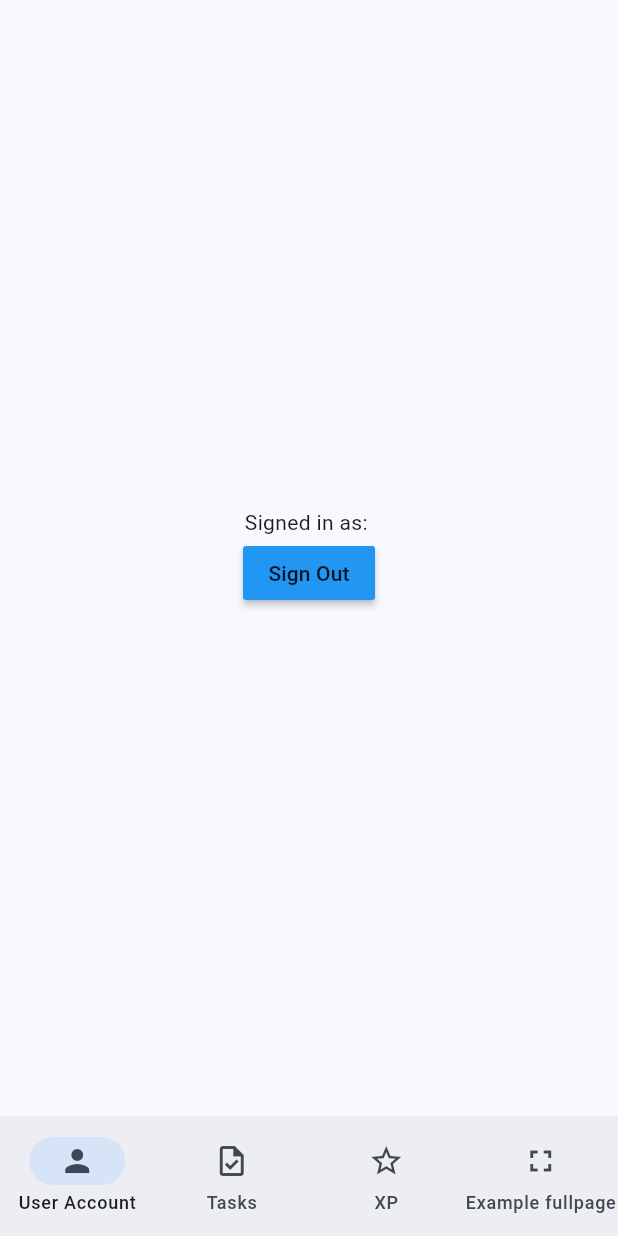
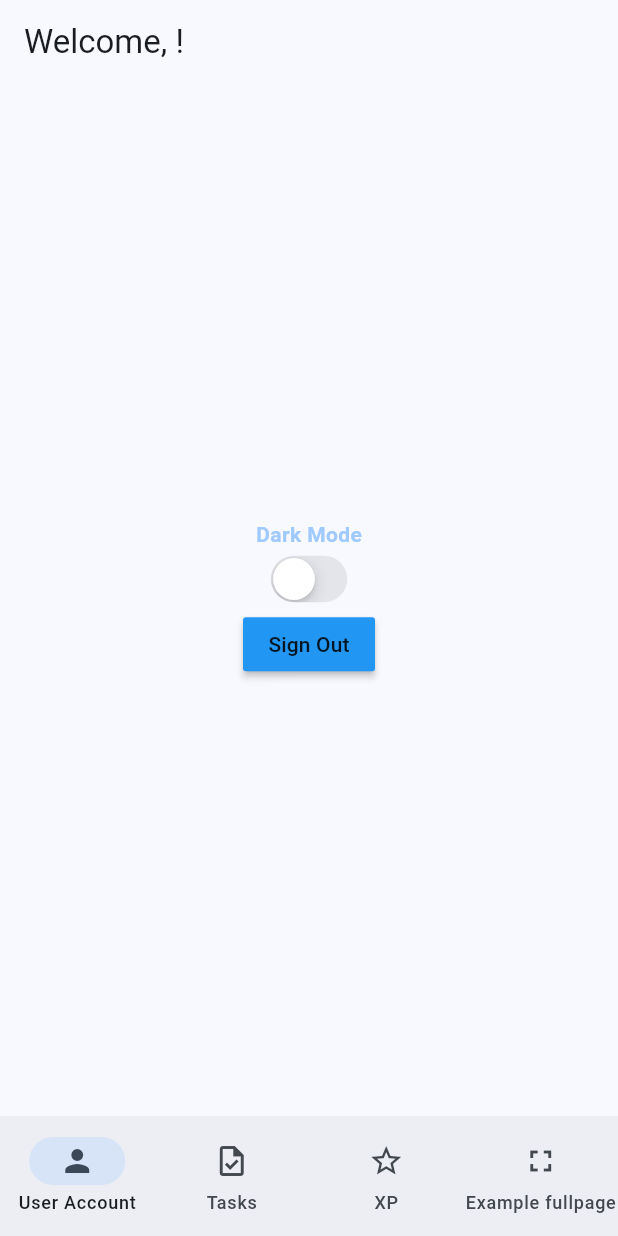
Before and after one commit to nanamid/CS425_Team45, a Flutter app: the screen it shows once a user with an empty profile is signed in, on a phone screen of 412 x 824 dp. Run offline on Flutter 3.47's test engine with Material 3 defaults, Android fonts, the phone set to English and light mode, and no system bars; our stand-ins replace firebase_auth, firebase_core, flutter_slidable, google_fonts, hive, hive_flutter; accounts and stored records are empty.

Commit message:
Initial setup for new user registration page
I attached a Firestore database to this app to include more user information (other than the email and password). I also started  modifying the profile page to make it more like a settings page.

```diff
--- a/Basic_Flutter_App/flutter_walkthrough_app/lib/pages/auth/profile_page.dart
+++ b/Basic_Flutter_App/flutter_walkthrough_app/lib/pages/auth/profile_page.dart
@@ -1,11 +1,12 @@
 //CODE FROM Mitch Koko (YouTube)
-//WEB: https://www.youtube.com/watch?v=HQ_ytw58tC4&t=1s
+//WEB: https://www.youtube.com/watch?v=HQ_ytw58tC4&t=1s, https://www.youtube.com/watch?v=rHIFJo4IbOE
 
 //This is an adaptation of the above Flutter Tutorial to create a
 // landing page for a successful login (that is not the tasks page,
 // as seen in the login solo demo)
 
 import 'package:firebase_auth/firebase_auth.dart';
+import 'package:flutter/cupertino.dart';
 import 'package:flutter/material.dart';
 
 class ProfilePage extends StatefulWidget {
@@ -21,11 +22,37 @@ class _ProfilePageState extends State<ProfilePage> {
   @override
   Widget build(BuildContext context) {
     return Scaffold(
+      appBar: AppBar(
+        title: Text("Welcome, ${user.email}!"),
+      ),
       body: Center(
         child: Column(
           mainAxisAlignment: MainAxisAlignment.center,
           children: [
-            Text('Signed in as: ' + user.email!),
+            //OLD CODE
+            // Text('Signed in as: ${user.email!}'),
+            // MaterialButton(
+            //   onPressed: () {
+            //     FirebaseAuth.instance.signOut();
+            //   },
+            //   color: Colors.blue,
+            //   child: Text('Sign Out'),
+            // ),
+
+            //NEW CODE
+            Text(
+              "Dark Mode",
+              style: TextStyle(
+                fontWeight: FontWeight.bold,
+                color: Theme.of(context).colorScheme.inversePrimary,
+              ),
+            ),
+            CupertinoSwitch(
+              value: false,
+              onChanged: (value) {},
+            ),
+            //
+            //
             MaterialButton(
               onPressed: () {
                 FirebaseAuth.instance.signOut();
--- a/Basic_Flutter_App/flutter_walkthrough_app/pubspec.yaml
+++ b/Basic_Flutter_App/flutter_walkthrough_app/pubspec.yaml
@@ -22,6 +22,7 @@ dependencies:
   firebase_auth: ^4.17.4
   firebase_core: ^2.25.4
   firebase_auth_mocks: ^0.13.0
+  cloud_firestore: ^4.15.8
 
 dev_dependencies:
   flutter_test:
```
Also changed, not shown: Basic_Flutter_App/flutter_walkthrough_app/lib/pages/register_page.dart (+37 -2 lines), Basic_Flutter_App/flutter_walkthrough_app/pubspec.lock, 4 other files.
